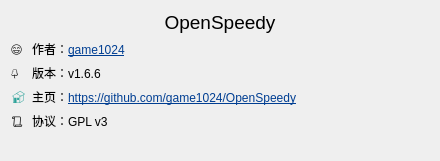
The window that aboutdialog.ui (zxlhhyccc/OpenSpeedy) describes before a commit, drawn with Qt 5.
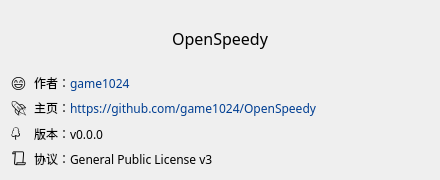
The same window after the commit.

The edit to the form file:
```diff
--- a/aboutdialog.ui
+++ b/aboutdialog.ui
@@ -7,22 +7,46 @@
     <x>0</x>
     <y>0</y>
     <width>440</width>
-    <height>161</height>
+    <height>180</height>
    </rect>
   </property>
+  <property name="sizePolicy">
+   <sizepolicy hsizetype="Preferred" vsizetype="Preferred">
+    <horstretch>0</horstretch>
+    <verstretch>0</verstretch>
+   </sizepolicy>
+  </property>
+  <property name="minimumSize">
+   <size>
+    <width>0</width>
+    <height>0</height>
+   </size>
+  </property>
+  <property name="maximumSize">
+   <size>
+    <width>16777215</width>
+    <height>16777215</height>
+   </size>
+  </property>
   <property name="windowTitle">
    <string>关于</string>
   </property>
+  <property name="sizeGripEnabled">
+   <bool>false</bool>
+  </property>
   <property name="modal">
    <bool>true</bool>
   </property>
   <layout class="QVBoxLayout" name="verticalLayout">
+   <property name="spacing">
+    <number>7</number>
+   </property>
    <item>
     <widget class="QLabel" name="appTitle">
      <property name="font">
       <font>
-       <family>MS UI Gothic</family>
-       <pointsize>14</pointsize>
+       <family>微软雅黑</family>
+       <pointsize>12</pointsize>
       </font>
      </property>
      <property name="text">
@@ -35,12 +59,15 @@
    </item>
    <item>
     <layout class="QFormLayout" name="formLayout">
+     <property name="verticalSpacing">
+      <number>4</number>
+     </property>
      <item row="0" column="0">
       <widget class="QLabel" name="authorIcon">
        <property name="font">
         <font>
          <family>Segoe UI Emoji</family>
-         <pointsize>9</pointsize>
+         <pointsize>12</pointsize>
         </font>
        </property>
        <property name="text">
@@ -48,12 +75,55 @@
        </property>
       </widget>
      </item>
+     <item row="0" column="1">
+      <widget class="QLabel" name="authorContent">
+       <property name="font">
+        <font>
+         <family>微软雅黑</family>
+        </font>
+       </property>
+       <property name="text">
+        <string>&lt;html&gt;&lt;head/&gt;&lt;body&gt;&lt;p&gt;作者：&lt;a href=&quot;https://github.com/game1024&quot;&gt;&lt;span style=&quot; text-decoration: none; color:#003e92;&quot;&gt;game1024&lt;/span&gt;&lt;/a&gt;&lt;/p&gt;&lt;/body&gt;&lt;/html&gt;</string>
+       </property>
+       <property name="openExternalLinks">
+        <bool>true</bool>
+       </property>
+      </widget>
+     </item>
      <item row="1" column="0">
+      <widget class="QLabel" name="homeIcon">
+       <property name="font">
+        <font>
+         <family>Segoe UI Emoji</family>
+         <pointsize>12</pointsize>
+        </font>
+       </property>
+       <property name="text">
+        <string>🚀</string>
+       </property>
+      </widget>
+     </item>
+     <item row="1" column="1">
+      <widget class="QLabel" name="homeContent">
+       <property name="font">
+        <font>
+         <family>微软雅黑</family>
+        </font>
+       </property>
+       <property name="text">
+        <string>&lt;html&gt;&lt;head/&gt;&lt;body&gt;&lt;p&gt;主页：&lt;a href=&quot;https://github.com/game1024/OpenSpeedy&quot;&gt;&lt;span style=&quot; text-decoration: none; color:#003e92;&quot;&gt;https://github.com/game1024/OpenSpeedy&lt;/span&gt;&lt;/a&gt;&lt;/p&gt;&lt;/body&gt;&lt;/html&gt;</string>
+       </property>
+       <property name="openExternalLinks">
+        <bool>true</bool>
+       </property>
+      </widget>
+     </item>
+     <item row="2" column="0">
       <widget class="QLabel" name="versionIcon">
        <property name="font">
         <font>
          <family>Segoe UI Emoji</family>
-         <pointsize>9</pointsize>
+         <pointsize>12</pointsize>
         </font>
        </property>
        <property name="text">
@@ -61,16 +131,15 @@
        </property>
       </widget>
      </item>
-     <item row="2" column="0">
-      <widget class="QLabel" name="homeIcon">
+     <item row="2" column="1">
+      <widget class="QLabel" name="versionContent">
        <property name="font">
         <font>
-         <family>Segoe UI Emoji</family>
-         <pointsize>9</pointsize>
+         <family>微软雅黑</family>
         </font>
        </property>
        <property name="text">
-        <string>&lt;html&gt;&lt;head/&gt;&lt;body&gt;&lt;p&gt;&lt;span style=&quot; font-family:'Consolas','Courier New','monospace'; font-size:14px; color:#2aa198;&quot;&gt;🏠&lt;/span&gt;&lt;/p&gt;&lt;/body&gt;&lt;/html&gt;</string>
+        <string>版本：v0.0.0</string>
        </property>
       </widget>
      </item>
@@ -79,7 +148,7 @@
        <property name="font">
         <font>
          <family>Segoe UI Emoji</family>
-         <pointsize>9</pointsize>
+         <pointsize>12</pointsize>
         </font>
        </property>
        <property name="text">
@@ -87,58 +156,20 @@
        </property>
       </widget>
      </item>
-     <item row="0" column="1">
-      <widget class="QLabel" name="authorContent">
-       <property name="text">
-        <string>&lt;html&gt;&lt;head/&gt;&lt;body&gt;&lt;p&gt;作者：&lt;a href=&quot;https://github.com/game1024&quot;&gt;&lt;span style=&quot; text-decoration: underline; color:#003e92;&quot;&gt;game1024&lt;/span&gt;&lt;/a&gt;&lt;/p&gt;&lt;/body&gt;&lt;/html&gt;</string>
-       </property>
-       <property name="openExternalLinks">
-        <bool>true</bool>
-       </property>
-      </widget>
-     </item>
-     <item row="1" column="1">
-      <widget class="QLabel" name="versionContent">
-       <property name="text">
-        <string>版本：v1.6.6</string>
-       </property>
-      </widget>
-     </item>
-     <item row="2" column="1">
-      <widget class="QLabel" name="homeContent">
-       <property name="text">
-        <string>&lt;html&gt;&lt;head/&gt;&lt;body&gt;&lt;p&gt;主页：&lt;a href=&quot;https://github.com/game1024/OpenSpeedy&quot;&gt;&lt;span style=&quot; text-decoration: underline; color:#003e92;&quot;&gt;https://github.com/game1024/OpenSpeedy&lt;/span&gt;&lt;/a&gt;&lt;/p&gt;&lt;/body&gt;&lt;/html&gt;</string>
-       </property>
-       <property name="openExternalLinks">
-        <bool>true</bool>
-       </property>
-      </widget>
-     </item>
      <item row="3" column="1">
       <widget class="QLabel" name="licenseContent">
+       <property name="font">
+        <font>
+         <family>微软雅黑</family>
+        </font>
+       </property>
        <property name="text">
-        <string>协议：GPL v3</string>
+        <string>协议：General Public License v3</string>
        </property>
       </widget>
      </item>
     </layout>
    </item>
-   <item>
-    <spacer name="bottomSpacer">
-     <property name="orientation">
-      <enum>Qt::Vertical</enum>
-     </property>
-     <property name="sizeType">
-      <enum>QSizePolicy::Expanding</enum>
-     </property>
-     <property name="sizeHint" stdset="0">
-      <size>
-       <width>20</width>
-       <height>20</height>
-      </size>
-     </property>
-    </spacer>
-   </item>
   </layout>
  </widget>
  <resources/>
```
Left out of the diff: 5 changed lines with no effect on the pictures.
